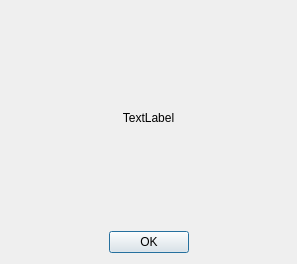
Qt form res/ui/about.ui (duniter/sakia) before a commit.
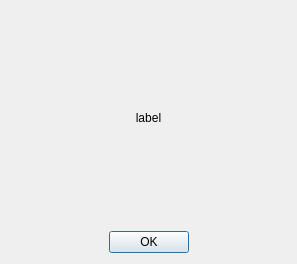
The same form after that commit.

```diff
--- a/res/ui/about.ui
+++ b/res/ui/about.ui
@@ -19,7 +19,10 @@
      <item>
       <widget class="QLabel" name="label">
        <property name="text">
-        <string>TextLabel</string>
+        <string>label</string>
+       </property>
+       <property name="textFormat">
+        <enum>Qt::RichText</enum>
        </property>
        <property name="alignment">
         <set>Qt::AlignCenter</set>
```
Left out of the diff: 3 changed lines with no effect on the pictures.
